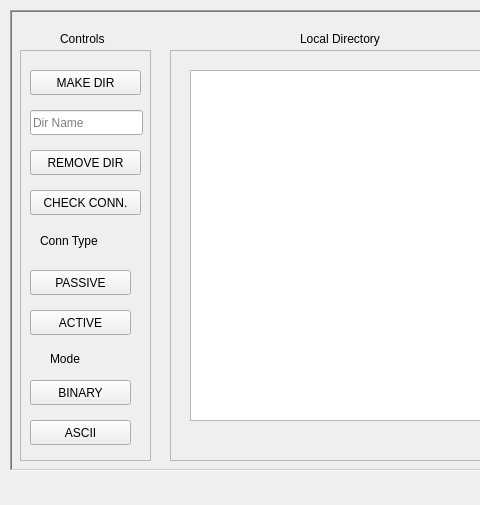
Before: the Qt Designer form clientInterface.ui in Sephoro/FTP-Application, drawn with Qt 5; both pictures show x 0 to 480 and y 89 to 594 of the 1056 by 866 pixel window.
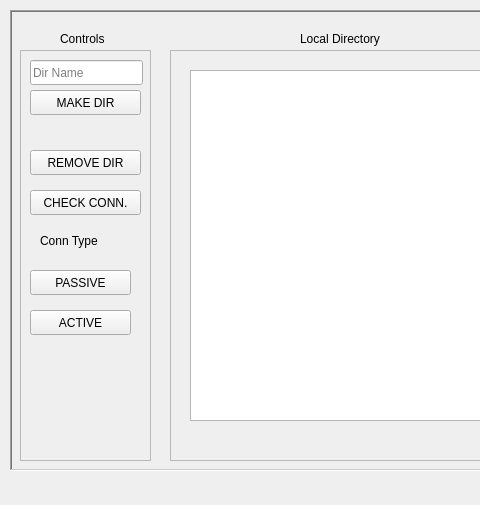
After: the same form once the commit is applied.

Commit message: Activated active, passive and makeDirectory buttons

Diff of the .ui file:
```diff
--- a/clientInterface.ui
+++ b/clientInterface.ui
@@ -259,54 +259,6 @@
        <string>ACTIVE</string>
       </property>
      </widget>
-     <widget class="QLabel" name="label_8">
-      <property name="geometry">
-       <rect>
-        <x>30</x>
-        <y>300</y>
-        <width>67</width>
-        <height>17</height>
-       </rect>
-      </property>
-      <property name="styleSheet">
-       <string notr="true">font: 13pt &quot;Ubuntu&quot;;</string>
-      </property>
-      <property name="text">
-       <string>Mode</string>
-      </property>
-     </widget>
-     <widget class="QPushButton" name="ascii">
-      <property name="geometry">
-       <rect>
-        <x>10</x>
-        <y>370</y>
-        <width>101</width>
-        <height>25</height>
-       </rect>
-      </property>
-      <property name="styleSheet">
-       <string notr="true"/>
-      </property>
-      <property name="text">
-       <string>ASCII</string>
-      </property>
-     </widget>
-     <widget class="QPushButton" name="binary">
-      <property name="geometry">
-       <rect>
-        <x>10</x>
-        <y>330</y>
-        <width>101</width>
-        <height>25</height>
-       </rect>
-      </property>
-      <property name="styleSheet">
-       <string notr="true"/>
-      </property>
-      <property name="text">
-       <string>BINARY</string>
-      </property>
-     </widget>
      <widget class="QLabel" name="label_10">
       <property name="geometry">
        <rect>
@@ -327,7 +279,7 @@
       <property name="geometry">
        <rect>
         <x>10</x>
-        <y>20</y>
+        <y>40</y>
         <width>111</width>
         <height>25</height>
        </rect>
@@ -343,7 +295,7 @@
       <property name="geometry">
        <rect>
         <x>10</x>
-        <y>60</y>
+        <y>10</y>
         <width>113</width>
         <height>25</height>
        </rect>
```
The commit also changes 3 other files.
